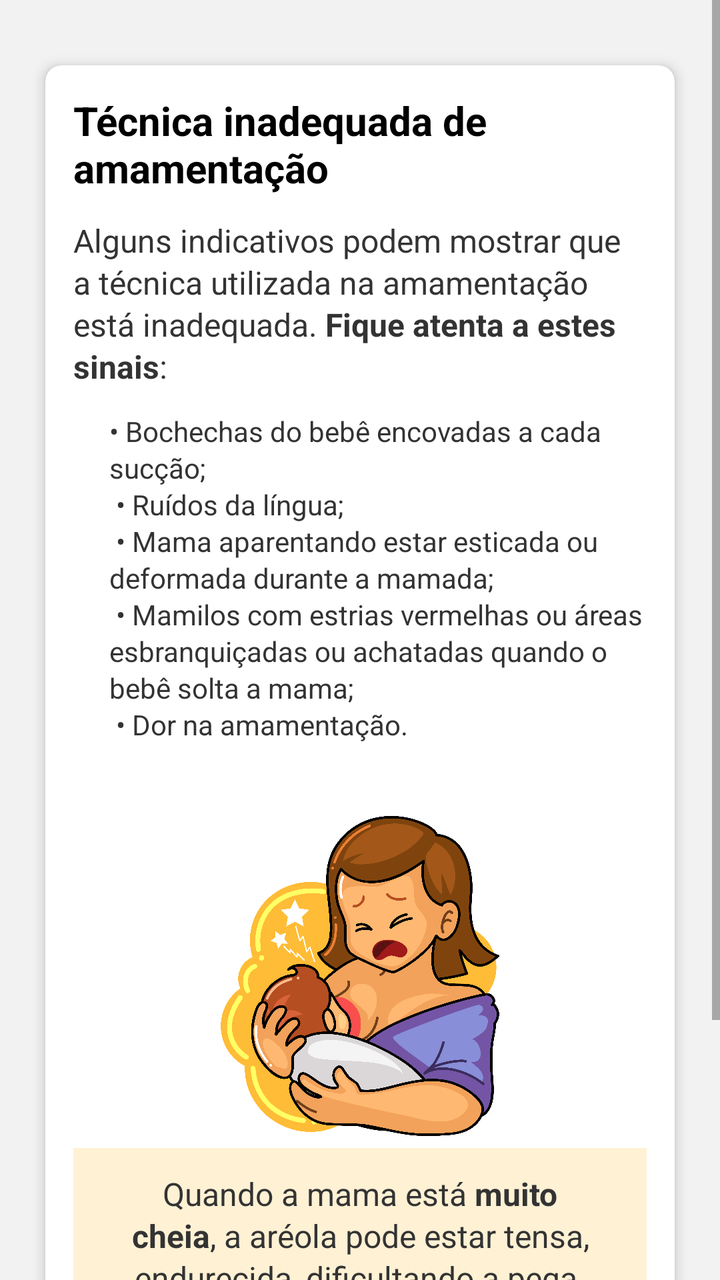
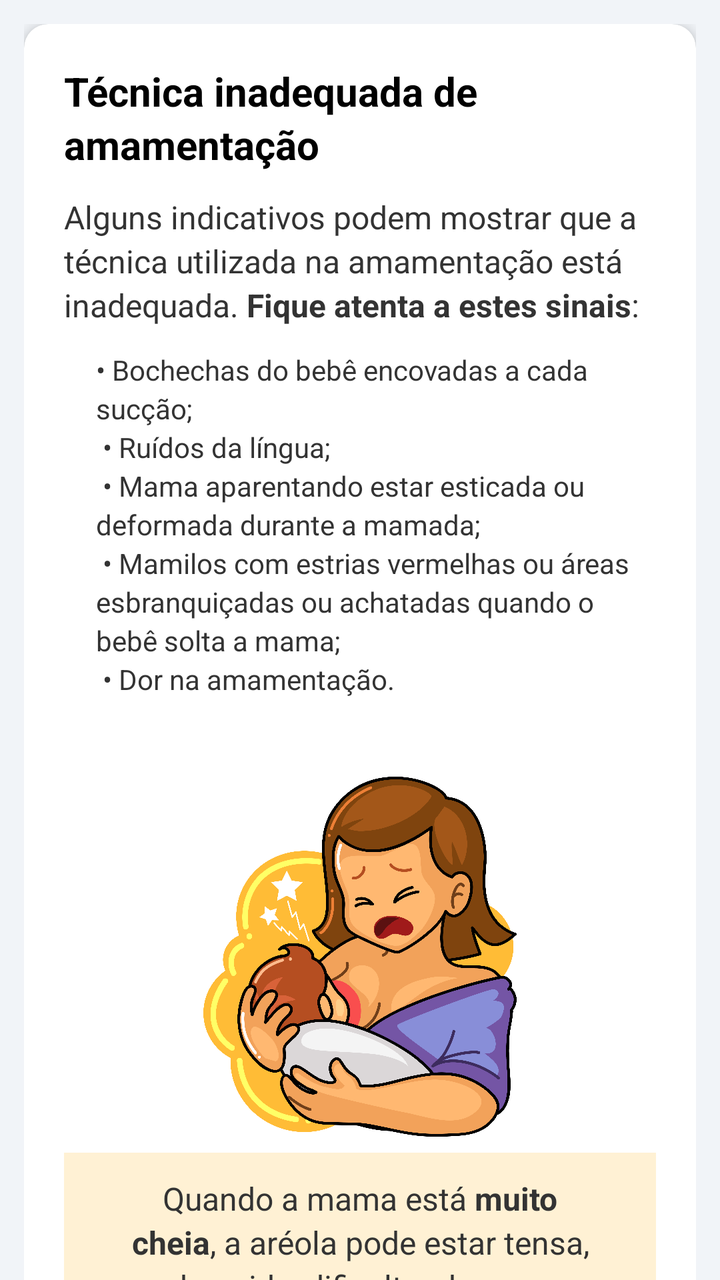

The first picture is an Android layout as it rendered before a commit; the second is the same layout after the commit. The layout source and the unified diff follow.
<!-- AndroidManifest.xml: application theme Theme.NutrirAGente -->
<!-- res/layout/inadequate_technique.xml -->
<?xml version="1.0" encoding="utf-8"?>
<LinearLayout xmlns:android="http://schemas.android.com/apk/res/android"
    xmlns:app="http://schemas.android.com/apk/res-auto"
    xmlns:tools="http://schemas.android.com/tools"
    android:orientation="vertical"
    android:layout_width="match_parent"
    android:layout_height="match_parent"
    android:background="#F2F2F2">



    
    <ScrollView
        android:layout_width="match_parent"
        android:layout_height="match_parent"
        android:fillViewport="true">

        <LinearLayout
            android:layout_width="match_parent"
            android:layout_height="wrap_content"
            android:orientation="vertical"
            android:padding="16dp">

            
            <androidx.cardview.widget.CardView
                android:layout_width="match_parent"
                android:layout_height="wrap_content"
                android:layout_marginTop="8dp"
                android:layout_marginBottom="16dp"
                app:cardCornerRadius="8dp"
                app:cardElevation="4dp"
                app:cardUseCompatPadding="true">

                <LinearLayout
                    android:layout_width="match_parent"
                    android:layout_height="wrap_content"
                    android:orientation="vertical"
                    android:padding="14dp">

                    <LinearLayout
                        android:layout_width="match_parent"
                        android:layout_height="wrap_content"
                        android:orientation="vertical">

                        
                        <TextView
                            android:id="@+id/tvTitulo"
                            android:layout_width="wrap_content"
                            android:layout_height="wrap_content"
                            android:text="Técnica inadequada de amamentação"
                            android:textSize="20sp"
                            android:textStyle="bold"
                            android:textColor="#000000"
                            android:layout_marginBottom="12dp"/>

                        <TextView
                            android:id="@+id/tv_TextoPrincipal"
                            android:layout_width="match_parent"
                            android:layout_height="wrap_content"
                            android:text="@string/ntecnica"
                            android:textSize="16sp"
                            android:textColor="#333333"
                            android:lineSpacingExtra="2dp"
                            android:layout_marginBottom="12dp"
                            tools:ignore="DuplicateIds" />

                        <TextView
                            android:id="@+id/tvTextoPrincipal"
                            android:layout_width="match_parent"
                            android:layout_height="wrap_content"
                            android:text="@string/ntecnica2"
                            android:textSize="14sp"
                            android:textColor="#333333"
                            android:lineSpacingExtra="2dp"
                            android:layout_marginBottom="12dp"
                            android:gravity="left"
                            android:layout_marginStart="18dp" />

                        <ImageView
                            android:id="@+id/feeding_child_image"
                            android:layout_width="160dp"
                            android:layout_height="160dp"
                            android:src="@drawable/mae_com_dor"
                            android:layout_gravity="center"
                            android:adjustViewBounds="true"
                            android:scaleType="fitCenter"
                            android:layout_marginTop="6dp"
                            android:layout_marginBottom="6dp"/>

                        <LinearLayout
                            android:layout_width="match_parent"
                            android:layout_height="wrap_content"
                            android:layout_marginBottom="12dp"
                            android:background="#FFF1D4"
                            android:orientation="vertical"
                            android:padding="12dp">

                            <TextView
                                android:id="@+id/tv_1_TextoPrincipal"
                                android:layout_width="match_parent"
                                android:layout_height="wrap_content"
                                android:text="@string/ntecnica3"
                                android:textSize="16sp"
                                android:textColor="#333333"
                                android:lineSpacingExtra="2dp"
                                android:layout_marginBottom="12dp"
                                android:gravity="center" />

                        </LinearLayout>

                    </LinearLayout> 
                </LinearLayout> 
            </androidx.cardview.widget.CardView>

        </LinearLayout>
    </ScrollView>
</LinearLayout>
<!-- resources referenced by this layout -->
<resources>
  <string name="ntecnica">
          Alguns indicativos podem mostrar que a técnica utilizada na amamentação está inadequada. <b>Fique atenta a estes sinais</b>:
      </string>
  <color name="purple_500">#FF6200EE</color>
  <color name="blue_toolbar">#272643</color>
  <color name="white">#FFFFFFFF</color>
  <color name="teal_200">#FF03DAC5</color>
  <color name="teal_700">#FF018786</color>
  <color name="black">#FF000000</color>
  <!-- unchanged entries left out for length: 4 -->
</resources>

<!-- the commit's change to res/layout/inadequate_technique.xml (unified diff, before → after) -->
@@ -1,117 +1,72 @@
 <?xml version="1.0" encoding="utf-8"?>
-<LinearLayout xmlns:android="http://schemas.android.com/apk/res/android"
+<androidx.coordinatorlayout.widget.CoordinatorLayout
+    xmlns:android="http://schemas.android.com/apk/res/android"
     xmlns:app="http://schemas.android.com/apk/res-auto"
     xmlns:tools="http://schemas.android.com/tools"
-    android:orientation="vertical"
     android:layout_width="match_parent"
     android:layout_height="match_parent"
-    android:background="#F2F2F2">
+    android:background="@color/gray">
 
+    <com.google.android.material.appbar.AppBarLayout
+        android:layout_width="match_parent"
+        android:layout_height="wrap_content"
+        android:background="@color/blue_toolbar"
+        app:elevation="@dimen/appbar_elevation" />
 
-
-    
-    <ScrollView
+    <androidx.core.widget.NestedScrollView
         android:layout_width="match_parent"
         android:layout_height="match_parent"
-        android:fillViewport="true">
+        app:layout_behavior="@string/appbar_scrolling_view_behavior">
 
-        <LinearLayout
-            android:layout_width="match_parent"
-            android:layout_height="wrap_content"
-            android:orientation="vertical"
-            android:padding="16dp">
+        <LinearLayout style="@style/LinearContainer">
 
-            
-            <androidx.cardview.widget.CardView
-                android:layout_width="match_parent"
-                android:layout_height="wrap_content"
-                android:layout_marginTop="8dp"
-                android:layout_marginBottom="16dp"
-                app:cardCornerRadius="8dp"
-                app:cardElevation="4dp"
-                app:cardUseCompatPadding="true">
+            <androidx.cardview.widget.CardView style="@style/CardNutrir">
 
-                <LinearLayout
-                    android:layout_width="match_parent"
-                    android:layout_height="wrap_content"
-                    android:orientation="vertical"
-                    android:padding="14dp">
+                <LinearLayout style="@style/CardContent">
 
-                    <LinearLayout
-                        android:layout_width="match_parent"
-                        android:layout_height="wrap_content"
-                        android:orientation="vertical">
+                    
+                    <TextView
+                        android:id="@+id/tvTitulo"
+                        style="@style/TextTitle"
+                        android:text="Técnica inadequada de amamentação" />
 
-                        
-                        <TextView
-                            android:id="@+id/tvTitulo"
-                            android:layout_width="wrap_content"
-                            android:layout_height="wrap_content"
-                            android:text="Técnica inadequada de amamentação"
-                            android:textSize="20sp"
-                            android:textStyle="bold"
-                            android:textColor="#000000"
-                            android:layout_marginBottom="12dp"/>
+                    <TextView
+                        android:id="@+id/tv_TextoPrincipal"
+                        style="@style/TextBody"
+                        android:layout_marginBottom="@dimen/spacing_md"
+                        android:text="@string/ntecnica"
+                        tools:ignore="DuplicateIds" />
+
+                    <TextView
+                        android:id="@+id/tvTextoPrincipal"
+                        style="@style/TextBodySmall"
+                        android:layout_marginBottom="@dimen/spacing_md"
+                        android:layout_marginStart="@dimen/spacing_lg"
+                        android:text="@string/ntecnica2" />
+
+                    <ImageView
+                        android:id="@+id/feeding_child_image"
+                        android:layout_width="@dimen/image_size_md"
+                        android:layout_height="@dimen/image_size_md"
+                        android:layout_gravity="center"
+                        android:layout_marginVertical="@dimen/spacing_sm"
+                        android:adjustViewBounds="true"
+                        android:scaleType="fitCenter"
+                        android:src="@drawable/mae_com_dor" />
+
+                    <LinearLayout style="@style/SchemeBoxYellow">
 
                         <TextView
-                            android:id="@+id/tv_TextoPrincipal"
-                            android:layout_width="match_parent"
-                            android:layout_height="wrap_content"
-                            android:text="@string/ntecnica"
-                            android:textSize="16sp"
-                            android:textColor="#333333"
-                            android:lineSpacingExtra="2dp"
-                            android:layout_marginBottom="12dp"
-                            tools:ignore="DuplicateIds" />
+                            android:id="@+id/tv_1_TextoPrincipal"
+                            style="@style/TextBody"
+                            android:gravity="center"
+                            android:text="@string/ntecnica3" />
+                    </LinearLayout>
 
-                        <TextView
-                            android:id="@+id/tvTextoPrincipal"
-                            android:layout_width="match_parent"
-                            android:layout_height="wrap_content"
-                            android:text="@string/ntecnica2"
-                            android:textSize="14sp"
-                            android:textColor="#333333"
-                            android:lineSpacingExtra="2dp"
-                            android:layout_marginBottom="12dp"
-                            android:gravity="left"
-                            android:layout_marginStart="18dp" />
-
-                        <ImageView
-                            android:id="@+id/feeding_child_image"
-                            android:layout_width="160dp"
-                            android:layout_height="160dp"
-                            android:src="@drawable/mae_com_dor"
-                            android:layout_gravity="center"
-                            android:adjustViewBounds="true"
-                            android:scaleType="fitCenter"
-                            android:layout_marginTop="6dp"
-                            android:layout_marginBottom="6dp"/>
-
-                        <LinearLayout
-                            android:layout_width="match_parent"
-                            android:layout_height="wrap_content"
-                            android:layout_marginBottom="12dp"
-                            android:background="#FFF1D4"
-                            android:orientation="vertical"
-                            android:padding="12dp">
-
-                            <TextView
-                                android:id="@+id/tv_1_TextoPrincipal"
-                                android:layout_width="match_parent"
-                                android:layout_height="wrap_content"
-                                android:text="@string/ntecnica3"
-                                android:textSize="16sp"
-                                android:textColor="#333333"
-                                android:lineSpacingExtra="2dp"
-                                android:layout_marginBottom="12dp"
-                                android:gravity="center" />
-
-                        </LinearLayout>
-
-                    </LinearLayout> 
-                </LinearLayout> 
+                </LinearLayout>
             </androidx.cardview.widget.CardView>
 
         </LinearLayout>
-    </ScrollView>
-</LinearLayout>
+    </androidx.core.widget.NestedScrollView>
+
+</androidx.coordinatorlayout.widget.CoordinatorLayout>
<!-- resource entries referenced after the edit -->
@@ -3,12 +3,82 @@
   <string name="ntecnica">
           Alguns indicativos podem mostrar que a técnica utilizada na amamentação está inadequada. <b>Fique atenta a estes sinais</b>:
       </string>
+  <style name="CardContent">
+          <item name="android:layout_width">match_parent</item>
+          <item name="android:layout_height">wrap_content</item>
+          <item name="android:orientation">vertical</item>
+          <item name="android:padding">@dimen/padding_xl</item>
+      </style>
+  <style name="CardNutrir">
+          <item name="android:layout_width">match_parent</item>
+          <item name="android:layout_height">wrap_content</item>
+          <item name="android:layout_marginBottom">@dimen/card_margin_bottom</item>
+          <item name="cardCornerRadius">@dimen/card_radius</item>
+          <item name="cardElevation">@dimen/card_elevation</item>
+      </style>
+  <style name="LinearContainer">
+          <item name="android:layout_width">match_parent</item>
+          <item name="android:layout_height">wrap_content</item>
+          <item name="android:orientation">vertical</item>
+          <item name="android:padding">@dimen/padding_md</item>
+      </style>
+  <style name="SchemeBoxYellow" parent="SchemeBox">
+          <item name="android:background">@color/box_yellow</item>
+      </style>
+  <style name="TextBody" parent="TextAppearance.Nutrir">
+          <item name="android:layout_width">match_parent</item>
+          <item name="android:layout_height">wrap_content</item>
+          <item name="android:textSize">@dimen/text_size_md</item>
+          <item name="android:lineSpacingExtra">@dimen/line_spacing_sm</item>
+          <item name="android:textColor">@color/color_text_black</item>
+      </style>
+  <style name="TextBodySmall" parent="TextBody">
+          <item name="android:textSize">@dimen/text_size_sm</item>
+      </style>
+  <style name="TextTitle" parent="TextAppearance.Nutrir">
+          <item name="android:layout_width">wrap_content</item>
+          <item name="android:layout_height">wrap_content</item>
+          <item name="android:textSize">@dimen/text_size_xl</item>
+          <item name="android:textStyle">bold</item>
+          <item name="android:textColor">@color/text_bold</item>
+          <item name="android:layout_marginBottom">@dimen/spacing_md</item>
+      </style>
+  <dimen name="padding_xl">20dp</dimen>
+  <dimen name="card_margin_bottom">16dp</dimen>
+  <dimen name="card_radius">12dp</dimen>
+  <dimen name="card_elevation">4dp</dimen>
+  <dimen name="padding_md">12dp</dimen>
+  <style name="SchemeBox">
+          <item name="android:layout_width">match_parent</item>
+          <item name="android:layout_height">wrap_content</item>
+          <item name="android:orientation">vertical</item>
+          <item name="android:layout_marginBottom">@dimen/spacing_md</item>
+          <item name="android:padding">@dimen/padding_md</item>
+      </style>
+  <color name="box_yellow">#FFF1D4</color>
+  <style name="TextAppearance.Nutrir" parent="TextAppearance.AppCompat">
+          <item name="android:textColor">@color/text_primary</item>
+          <item name="android:lineSpacingExtra">@dimen/line_spacing_sm</item>
+      </style>
+  <dimen name="text_size_md">16sp</dimen>
+  <dimen name="line_spacing_sm">3dp</dimen>
+  <color name="color_text_black">#333333</color>
+  <dimen name="text_size_sm">14sp</dimen>
+  <dimen name="text_size_xl">20sp</dimen>
+  <color name="text_bold">#000000</color>
   <color name="purple_500">#FF6200EE</color>
   <color name="blue_toolbar">#272643</color>
+  <color name="gray">#F1F4F8</color>
+  <dimen name="appbar_elevation">12dp</dimen>
+  <dimen name="image_size_md">180dp</dimen>
+  <dimen name="spacing_lg">16dp</dimen>
+  <dimen name="spacing_md">12dp</dimen>
+  <dimen name="spacing_sm">8dp</dimen>
   <color name="white">#FFFFFFFF</color>
   <color name="teal_200">#FF03DAC5</color>
   <color name="teal_700">#FF018786</color>
   <color name="black">#FF000000</color>
+  <color name="text_primary">#2B2B2B</color>
   <!-- unchanged entries left out for length: 4 -->
 </resources>
 
